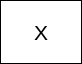
The window that sudokuitemwidget.ui (benapetr/sudoku) describes before a commit, drawn with Qt 5.
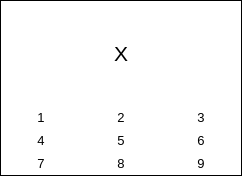
The same window after the commit.

What changed in the file:
```diff
--- a/sudokuitemwidget.ui
+++ b/sudokuitemwidget.ui
@@ -6,8 +6,8 @@
    <rect>
     <x>0</x>
     <y>0</y>
-    <width>64</width>
-    <height>64</height>
+    <width>187</width>
+    <height>176</height>
    </rect>
   </property>
   <property name="palette">
@@ -459,6 +459,9 @@
    <enum>QFrame::Box</enum>
   </property>
   <layout class="QVBoxLayout" name="verticalLayout">
+   <property name="spacing">
+    <number>0</number>
+   </property>
    <property name="leftMargin">
     <number>0</number>
    </property>
@@ -802,6 +805,508 @@
      </property>
     </widget>
    </item>
+   <item>
+    <layout class="QGridLayout" name="gridLayout">
+     <property name="spacing">
+      <number>0</number>
+     </property>
+     <item row="0" column="1">
+      <widget class="QPushButton" name="pushButton_Hint2">
+       <property name="palette">
+        <palette>
+         <active>
+          <colorrole role="Button">
+           <brush brushstyle="SolidPattern">
+            <color alpha="255">
+             <red>255</red>
+             <green>255</green>
+             <blue>255</blue>
+            </color>
+           </brush>
+          </colorrole>
+         </active>
+         <inactive>
+          <colorrole role="Button">
+           <brush brushstyle="SolidPattern">
+            <color alpha="255">
+             <red>255</red>
+             <green>255</green>
+             <blue>255</blue>
+            </color>
+           </brush>
+          </colorrole>
+         </inactive>
+         <disabled>
+          <colorrole role="Button">
+           <brush brushstyle="SolidPattern">
+            <color alpha="255">
+             <red>255</red>
+             <green>255</green>
+             <blue>255</blue>
+            </color>
+           </brush>
+          </colorrole>
+         </disabled>
+        </palette>
+       </property>
+       <property name="font">
+        <font>
+         <pointsize>10</pointsize>
+        </font>
+       </property>
+       <property name="autoFillBackground">
+        <bool>true</bool>
+       </property>
+       <property name="text">
+        <string>2</string>
+       </property>
+       <property name="flat">
+        <bool>true</bool>
+       </property>
+      </widget>
+     </item>
+     <item row="0" column="2">
+      <widget class="QPushButton" name="pushButton_Hint3">
+       <property name="palette">
+        <palette>
+         <active>
+          <colorrole role="Button">
+           <brush brushstyle="SolidPattern">
+            <color alpha="255">
+             <red>255</red>
+             <green>255</green>
+             <blue>255</blue>
+            </color>
+           </brush>
+          </colorrole>
+         </active>
+         <inactive>
+          <colorrole role="Button">
+           <brush brushstyle="SolidPattern">
+            <color alpha="255">
+             <red>255</red>
+             <green>255</green>
+             <blue>255</blue>
+            </color>
+           </brush>
+          </colorrole>
+         </inactive>
+         <disabled>
+          <colorrole role="Button">
+           <brush brushstyle="SolidPattern">
+            <color alpha="255">
+             <red>255</red>
+             <green>255</green>
+             <blue>255</blue>
+            </color>
+           </brush>
+          </colorrole>
+         </disabled>
+        </palette>
+       </property>
+       <property name="font">
+        <font>
+         <pointsize>10</pointsize>
+        </font>
+       </property>
+       <property name="autoFillBackground">
+        <bool>true</bool>
+       </property>
+       <property name="text">
+        <string>3</string>
+       </property>
+       <property name="flat">
+        <bool>true</bool>
+       </property>
+      </widget>
+     </item>
+     <item row="1" column="0">
+      <widget class="QPushButton" name="pushButton_Hint4">
+       <property name="palette">
+        <palette>
+         <active>
+          <colorrole role="Button">
+           <brush brushstyle="SolidPattern">
+            <color alpha="255">
+             <red>255</red>
+             <green>255</green>
+             <blue>255</blue>
+            </color>
+           </brush>
+          </colorrole>
+         </active>
+         <inactive>
+          <colorrole role="Button">
+           <brush brushstyle="SolidPattern">
+            <color alpha="255">
+             <red>255</red>
+             <green>255</green>
+             <blue>255</blue>
+            </color>
+           </brush>
+          </colorrole>
+         </inactive>
+         <disabled>
+          <colorrole role="Button">
+           <brush brushstyle="SolidPattern">
+            <color alpha="255">
+             <red>255</red>
+             <green>255</green>
+             <blue>255</blue>
+            </color>
+           </brush>
+          </colorrole>
+         </disabled>
+        </palette>
+       </property>
+       <property name="font">
+        <font>
+         <pointsize>10</pointsize>
+        </font>
+       </property>
+       <property name="autoFillBackground">
+        <bool>true</bool>
+       </property>
+       <property name="text">
+        <string>4</string>
+       </property>
+       <property name="flat">
+        <bool>true</bool>
+       </property>
+      </widget>
+     </item>
+     <item row="0" column="0">
+      <widget class="QPushButton" name="pushButton_Hint1">
+       <property name="palette">
+        <palette>
+         <active>
+          <colorrole role="Button">
+           <brush brushstyle="SolidPattern">
+            <color alpha="255">
+             <red>255</red>
+             <green>255</green>
+             <blue>255</blue>
+            </color>
+           </brush>
+          </colorrole>
+         </active>
+         <inactive>
+          <colorrole role="Button">
+           <brush brushstyle="SolidPattern">
+            <color alpha="255">
+             <red>255</red>
+             <green>255</green>
+             <blue>255</blue>
+            </color>
+           </brush>
+          </colorrole>
+         </inactive>
+         <disabled>
+          <colorrole role="Button">
+           <brush brushstyle="SolidPattern">
+            <color alpha="255">
+             <red>255</red>
+             <green>255</green>
+             <blue>255</blue>
+            </color>
+           </brush>
+          </colorrole>
+         </disabled>
+        </palette>
+       </property>
+       <property name="font">
+        <font>
+         <pointsize>10</pointsize>
+        </font>
+       </property>
+       <property name="autoFillBackground">
+        <bool>true</bool>
+       </property>
+       <property name="text">
+        <string>1</string>
+       </property>
+       <property name="flat">
+        <bool>true</bool>
+       </property>
+      </widget>
+     </item>
+     <item row="1" column="1">
+      <widget class="QPushButton" name="pushButton_Hint5">
+       <property name="palette">
+        <palette>
+         <active>
+          <colorrole role="Button">
+           <brush brushstyle="SolidPattern">
+            <color alpha="255">
+             <red>255</red>
+             <green>255</green>
+             <blue>255</blue>
+            </color>
+           </brush>
+          </colorrole>
+         </active>
+         <inactive>
+          <colorrole role="Button">
+           <brush brushstyle="SolidPattern">
+            <color alpha="255">
+             <red>255</red>
+             <green>255</green>
+             <blue>255</blue>
+            </color>
+           </brush>
+          </colorrole>
+         </inactive>
+         <disabled>
+          <colorrole role="Button">
+           <brush brushstyle="SolidPattern">
+            <color alpha="255">
+             <red>255</red>
+             <green>255</green>
+             <blue>255</blue>
+            </color>
+           </brush>
+          </colorrole>
+         </disabled>
+        </palette>
+       </property>
+       <property name="font">
+        <font>
+         <pointsize>10</pointsize>
+        </font>
+       </property>
+       <property name="autoFillBackground">
+        <bool>true</bool>
+       </property>
+       <property name="text">
+        <string>5</string>
+       </property>
+       <property name="flat">
+        <bool>true</bool>
+       </property>
+      </widget>
+     </item>
+     <item row="1" column="2">
+      <widget class="QPushButton" name="pushButton_Hint6">
+       <property name="palette">
+        <palette>
+         <active>
+          <colorrole role="Button">
+           <brush brushstyle="SolidPattern">
+            <color alpha="255">
+             <red>255</red>
+             <green>255</green>
+             <blue>255</blue>
+            </color>
+           </brush>
+          </colorrole>
+         </active>
+         <inactive>
+          <colorrole role="Button">
+           <brush brushstyle="SolidPattern">
+            <color alpha="255">
+             <red>255</red>
+             <green>255</green>
+             <blue>255</blue>
+            </color>
+           </brush>
+          </colorrole>
+         </inactive>
+         <disabled>
+          <colorrole role="Button">
+           <brush brushstyle="SolidPattern">
+            <color alpha="255">
+             <red>255</red>
+             <green>255</green>
+             <blue>255</blue>
+            </color>
+           </brush>
+          </colorrole>
+         </disabled>
+        </palette>
+       </property>
+       <property name="font">
+        <font>
+         <pointsize>10</pointsize>
+        </font>
+       </property>
+       <property name="autoFillBackground">
+        <bool>true</bool>
+       </property>
+       <property name="text">
+        <string>6</string>
+       </property>
+       <property name="flat">
+        <bool>true</bool>
+       </property>
+      </widget>
+     </item>
+     <item row="2" column="0">
+      <widget class="QPushButton" name="pushButton_Hint7">
+       <property name="palette">
+        <palette>
+         <active>
+          <colorrole role="Button">
+           <brush brushstyle="SolidPattern">
+            <color alpha="255">
+             <red>255</red>
+             <green>255</green>
+             <blue>255</blue>
+            </color>
+           </brush>
+          </colorrole>
+         </active>
+         <inactive>
+          <colorrole role="Button">
+           <brush brushstyle="SolidPattern">
+            <color alpha="255">
+             <red>255</red>
+             <green>255</green>
+             <blue>255</blue>
+            </color>
+           </brush>
+          </colorrole>
+         </inactive>
+         <disabled>
+          <colorrole role="Button">
+           <brush brushstyle="SolidPattern">
+            <color alpha="255">
+             <red>255</red>
+             <green>255</green>
+             <blue>255</blue>
+            </color>
+           </brush>
+          </colorrole>
+         </disabled>
+        </palette>
+       </property>
+       <property name="font">
+        <font>
+         <pointsize>10</pointsize>
+        </font>
+       </property>
+       <property name="autoFillBackground">
+        <bool>true</bool>
+       </property>
+       <property name="text">
+        <string>7</string>
+       </property>
+       <property name="flat">
+        <bool>true</bool>
+       </property>
+      </widget>
+     </item>
+     <item row="2" column="1">
+      <widget class="QPushButton" name="pushButton_Hint8">
+       <property name="palette">
+        <palette>
+         <active>
+          <colorrole role="Button">
+           <brush brushstyle="SolidPattern">
+            <color alpha="255">
+             <red>255</red>
+             <green>255</green>
+             <blue>255</blue>
+            </color>
+           </brush>
+          </colorrole>
+         </active>
+         <inactive>
+          <colorrole role="Button">
+           <brush brushstyle="SolidPattern">
+            <color alpha="255">
+             <red>255</red>
+             <green>255</green>
+             <blue>255</blue>
+            </color>
+           </brush>
+          </colorrole>
+         </inactive>
+         <disabled>
+          <colorrole role="Button">
+           <brush brushstyle="SolidPattern">
+            <color alpha="255">
+             <red>255</red>
+             <green>255</green>
+             <blue>255</blue>
+            </color>
+           </brush>
+          </colorrole>
+         </disabled>
+        </palette>
+       </property>
+       <property name="font">
+        <font>
+         <pointsize>10</pointsize>
+        </font>
+       </property>
+       <property name="autoFillBackground">
+        <bool>true</bool>
+       </property>
+       <property name="text">
+        <string>8</string>
+       </property>
+       <property name="flat">
+        <bool>true</bool>
+       </property>
+      </widget>
+     </item>
+     <item row="2" column="2">
+      <widget class="QPushButton" name="pushButton_Hint9">
+       <property name="palette">
+        <palette>
+         <active>
+          <colorrole role="Button">
+           <brush brushstyle="SolidPattern">
+            <color alpha="255">
+             <red>255</red>
+             <green>255</green>
+             <blue>255</blue>
+            </color>
+           </brush>
+          </colorrole>
+         </active>
+         <inactive>
+          <colorrole role="Button">
+           <brush brushstyle="SolidPattern">
+            <color alpha="255">
+             <red>255</red>
+             <green>255</green>
+             <blue>255</blue>
+            </color>
+           </brush>
+          </colorrole>
+         </inactive>
+         <disabled>
+          <colorrole role="Button">
+           <brush brushstyle="SolidPattern">
+            <color alpha="255">
+             <red>255</red>
+             <green>255</green>
+             <blue>255</blue>
+            </color>
+           </brush>
+          </colorrole>
+         </disabled>
+        </palette>
+       </property>
+       <property name="font">
+        <font>
+         <pointsize>10</pointsize>
+        </font>
+       </property>
+       <property name="autoFillBackground">
+        <bool>true</bool>
+       </property>
+       <property name="text">
+        <string>9</string>
+       </property>
+       <property name="flat">
+        <bool>true</bool>
+       </property>
+      </widget>
+     </item>
+    </layout>
+   </item>
   </layout>
  </widget>
  <resources/>
```
